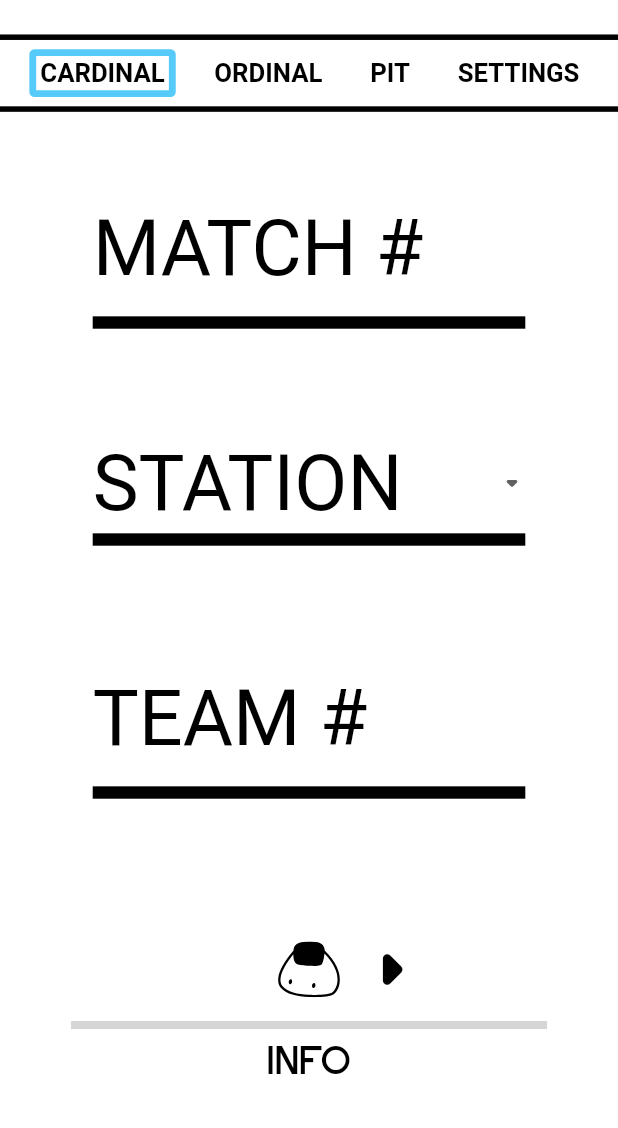
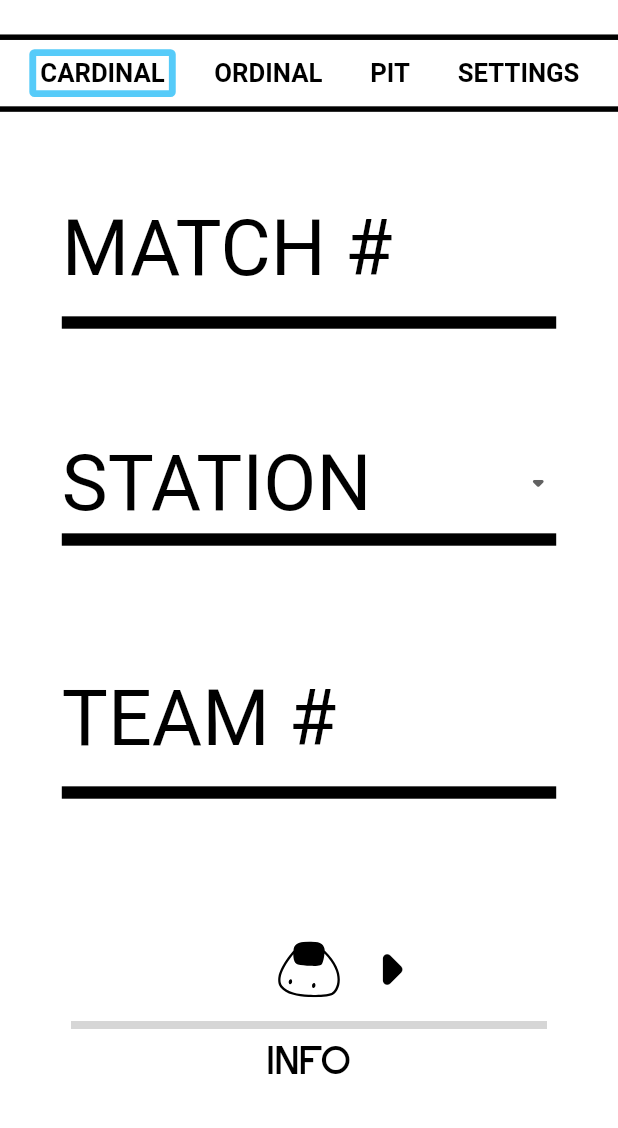
Before and after one commit to SushiSquad7461/sushi-scouts, a Flutter app: the screen it shows after launch, on a phone screen of 412 x 824 dp, the part 108-1236 px from its top. Run offline on Flutter 3.47's test engine with Material 2 defaults, Android fonts, the phone set to English and light mode, and no system bars; our stand-ins replace flutter_svg, get, google_fonts, qr_flutter; missing offline and left inert: enum_to_string, localstore; Roboto replaces fonts that are missing (Mohave); grey boxes are pictures that could not be loaded.

Commit message:
fixed dropdown

```diff
--- a/lib/src/views/ui/Scouting.dart
+++ b/lib/src/views/ui/Scouting.dart
@@ -30,7 +30,7 @@ class ScoutingState extends State<Scouting> {
 
   //builds the components in a certain section
   Widget _buildSection(
-      double width, ScoutingDataHelpers.Section section, int currRow) {
+    double width, ScoutingDataHelpers.Section section, int currRow) {
     double scaledWidth = (width > 500 ? 500 : width);
 
     List<Widget> builtComponents = [];
--- a/lib/src/views/util/components/Dropdown.dart
+++ b/lib/src/views/util/components/Dropdown.dart
@@ -35,7 +35,7 @@ class DropdownState extends State<Dropdown>{
         padding:
             EdgeInsets.only(left: width/60, right: width/60, top: width/30, bottom: width/30),
         child: SizedBox(
-          width: width*0.7,
+          width: width*0.8,
           child: Column(
             children: [
             Row(
--- a/lib/src/views/util/components/NumberInput.dart
+++ b/lib/src/views/util/components/NumberInput.dart
@@ -61,7 +61,7 @@ class NumberInputState extends State<NumberInput> {
               top: widget.width / 30,
               bottom: widget.width / 30),
           child: SizedBox(
-              width: widget.width * 0.7,
+              width: widget.width * 0.8,
               child: Column(children: [
                 Row(mainAxisAlignment: MainAxisAlignment.center, children: [
                   Expanded(
```
